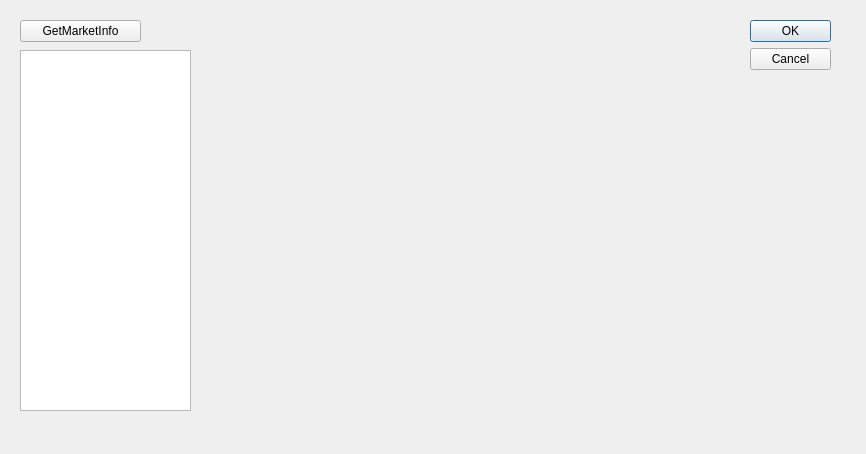
The window that listview.ui (Gance54/test_qt) describes before a commit, drawn with Qt 5.
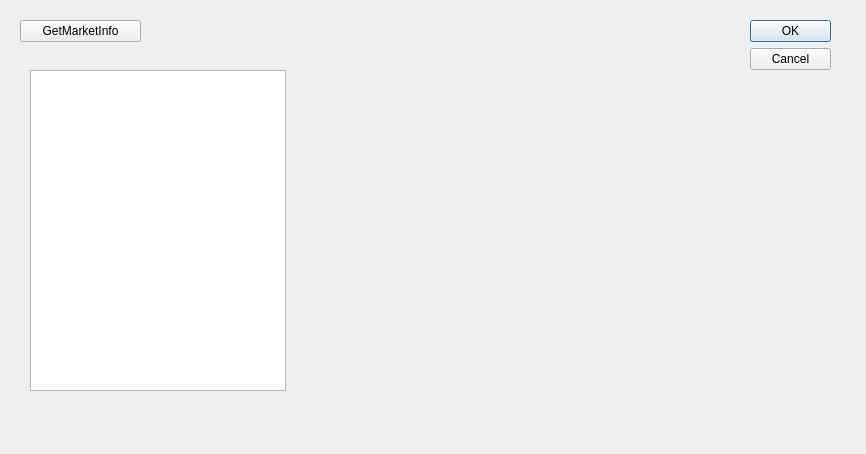
The same window after the commit.

The edit to the form file:
```diff
--- a/listview.ui
+++ b/listview.ui
@@ -42,13 +42,13 @@
     <string>GetMarketInfo</string>
    </property>
   </widget>
-  <widget class="QListView" name="listView">
+  <widget class="QListWidget" name="listWidget">
    <property name="geometry">
     <rect>
-     <x>20</x>
-     <y>50</y>
-     <width>171</width>
-     <height>361</height>
+     <x>30</x>
+     <y>70</y>
+     <width>256</width>
+     <height>321</height>
     </rect>
    </property>
   </widget>
```
